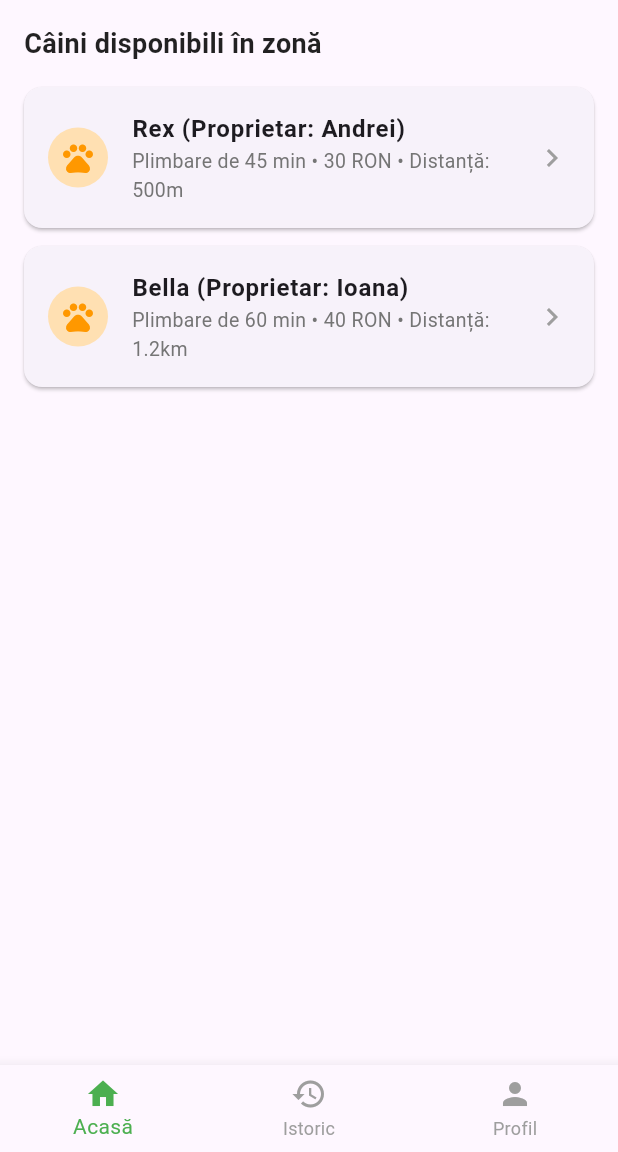
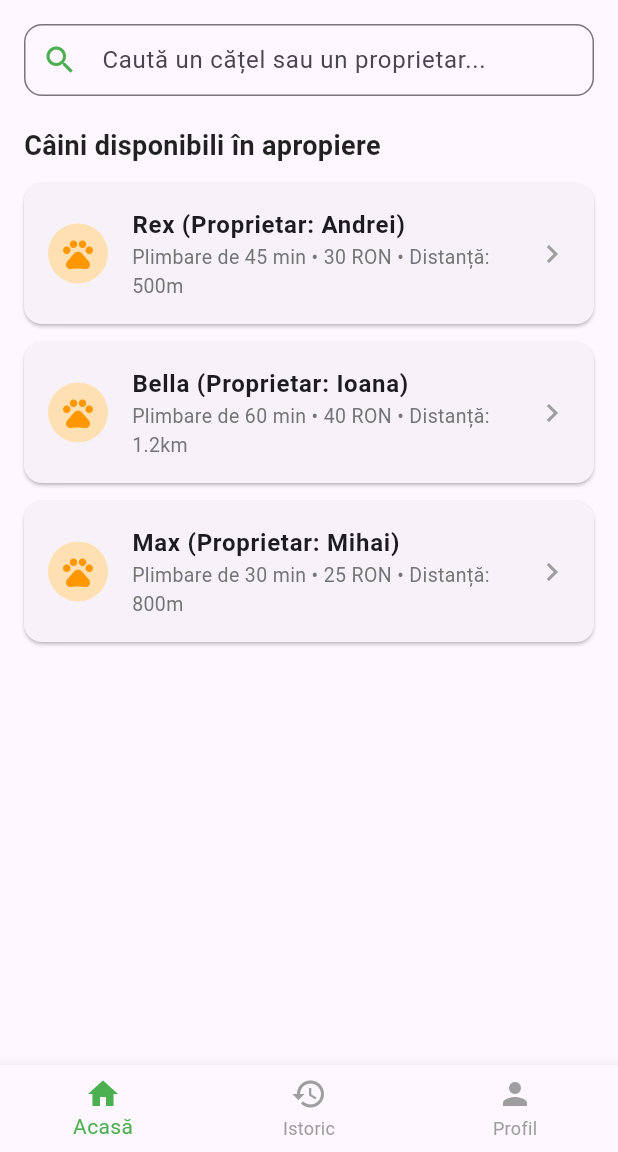
Before and after one commit to bogdanbadea2011-cmd/paws_now, a Flutter app: the WalkerHomeScreen screen opened directly, on a phone screen of 412 x 824 dp, the part 84-1236 px from its top. Run offline on Flutter 3.47's test engine with Material 3 defaults, Android fonts, the phone set to English and light mode, and no system bars.

Commit message:
Adaugat sistem de cautare si filtrare interactiva pentru walker

```diff
--- a/lib/walker_home_screen.dart
+++ b/lib/walker_home_screen.dart
@@ -12,8 +12,11 @@ class WalkerHomeScreen extends StatefulWidget {
 
 class _WalkerHomeScreenState extends State<WalkerHomeScreen> {
   int _currentIndex = 0;
+  final TextEditingController _searchController = TextEditingController();
+  String _searchQuery = '';
 
-  final List<Map<String, String>> _dogsInArea = [
+  // Lista completă de câini disponibili în zonă
+  final List<Map<String, String>> _allDogs = [
     {
       'dogName': 'Rex',
       'ownerName': 'Andrei',
@@ -28,7 +31,20 @@ class _WalkerHomeScreenState extends State<WalkerHomeScreen> {
       'price': '40 RON',
       'distance': '1.2km',
     },
+    {
+      'dogName': 'Max',
+      'ownerName': 'Mihai',
+      'duration': '30 min',
+      'price': '25 RON',
+      'distance': '800m',
+    },
   ];
+
+  @override
+  void dispose() {
+    _searchController.dispose();
+    super.dispose();
+  }
 
   @override
   Widget build(BuildContext context) {
@@ -39,25 +55,83 @@ class _WalkerHomeScreenState extends State<WalkerHomeScreen> {
     } else if (_currentIndex == 2) {
       bodyContent = const ProfileScreen();
     } else {
+      // Filtrarea dinamică a listei în funcție de textul introdus în bara de căutare
+      final filteredDogs = _allDogs.where((dog) {
+        final name = dog['dogName']!.toLowerCase();
+        final owner = dog['ownerName']!.toLowerCase();
+        final query = _searchQuery.toLowerCase();
+        return name.contains(query) || owner.contains(query);
+      }).toList();
+
       bodyContent = Padding(
         padding: const EdgeInsets.all(16.0),
         child: Column(
           crossAxisAlignment: CrossAxisAlignment.start,
           children: [
+            // Câmpul vizual de Căutare (Search Bar)
+            TextField(
+              controller: _searchController,
+              decoration: InputDecoration(
+                hintText: 'Caută un cățel sau un proprietar...',
+                prefixIcon: const Icon(Icons.search, color: Colors.green),
+                suffixIcon: _searchQuery.isNotEmpty
+                    ? IconButton(
+                        icon: const Icon(Icons.clear, color: Colors.grey),
+                        onPressed: () {
+                          setState(() {
+                            _searchController.clear();
+                            _searchQuery = '';
+                          });
+                        },
+                      )
+                    : null,
+                border: OutlineInputBorder(
+                  borderRadius: BorderRadius.circular(12),
+                  borderSide: const BorderSide(color: Colors.green),
+                ),
+                focusedBorder: OutlineInputBorder(
+                  borderRadius: BorderRadius.circular(12),
+                  borderSide: const BorderSide(color: Colors.green, width: 2),
+                ),
+                contentPadding: const EdgeInsets.symmetric(vertical: 12),
+              ),
+              onChanged: (value) {
+                setState(() {
+                  _searchQuery = value; // Actualizează lista la fiecare literă tastată
+                });
+              },
+            ),
+            const SizedBox(height: 20),
+
             const Text(
-              'Câini disponibili în zonă',
+              'Câini disponibili în apropiere',
               style: TextStyle(
                 fontSize: 18,
                 fontWeight: FontWeight.bold,
                 color: Colors.black87,
               ),
             ),
-            const SizedBox(height: 16),
+            const SizedBox(height: 12),
+
             Expanded(
-              child: ListView.builder(
-                itemCount: _dogsInArea.length,
+              child: filteredDogs.isEmpty
+                  ? Center(
+                      child: Column(
+                        mainAxisAlignment: MainAxisAlignment.center,
+                        children: [
+                          Icon(Icons.search_off, size: 64, color: Colors.grey.shade400),
+                          const SizedBox(height: 12),
+                          Text(
+                            'Nu am găsit niciun cățel pentru "$_searchQuery"',
+                            style: TextStyle(color: Colors.grey.shade600, fontSize: 15),
+                          ),
+                        ],
+                      ),
+                    )
+                  : ListView.builder(
+                      itemCount: filteredDogs.length,
                       itemBuilder: (context, index) {
-                  final dog = _dogsInArea[index];
+                        final dog = filteredDogs[index];
                         return Card(
                           margin: const EdgeInsets.only(bottom: 12),
                           shape: RoundedRectangleBorder(
```
Lines whose indentation alone changed are shown as unchanged.
